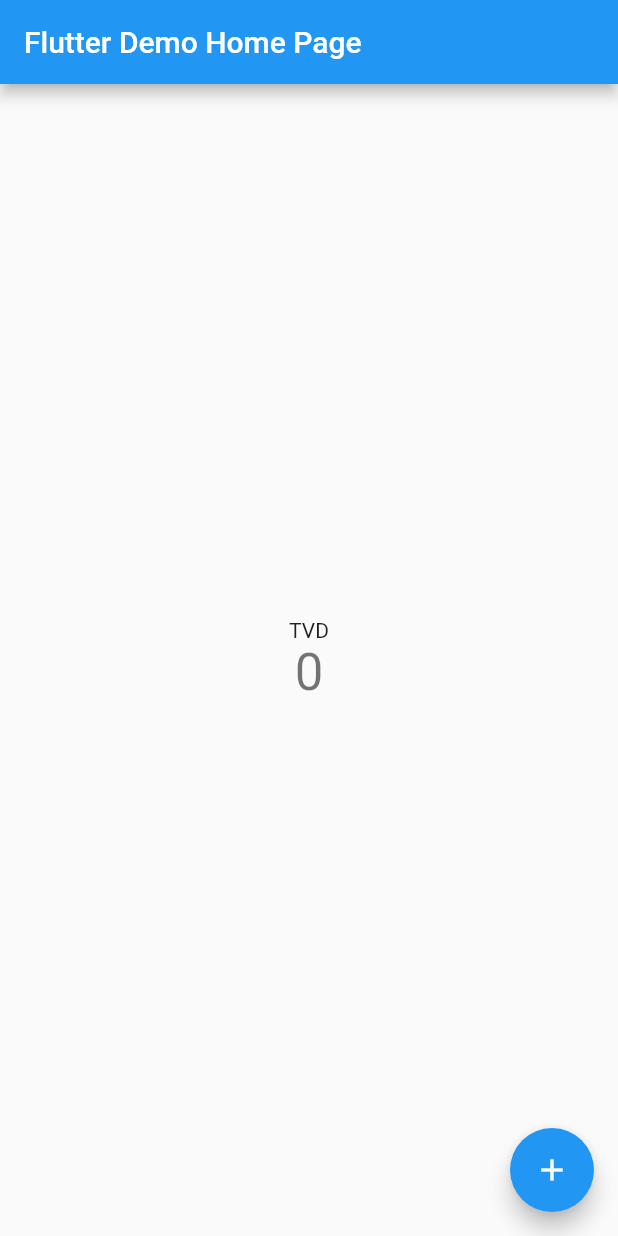
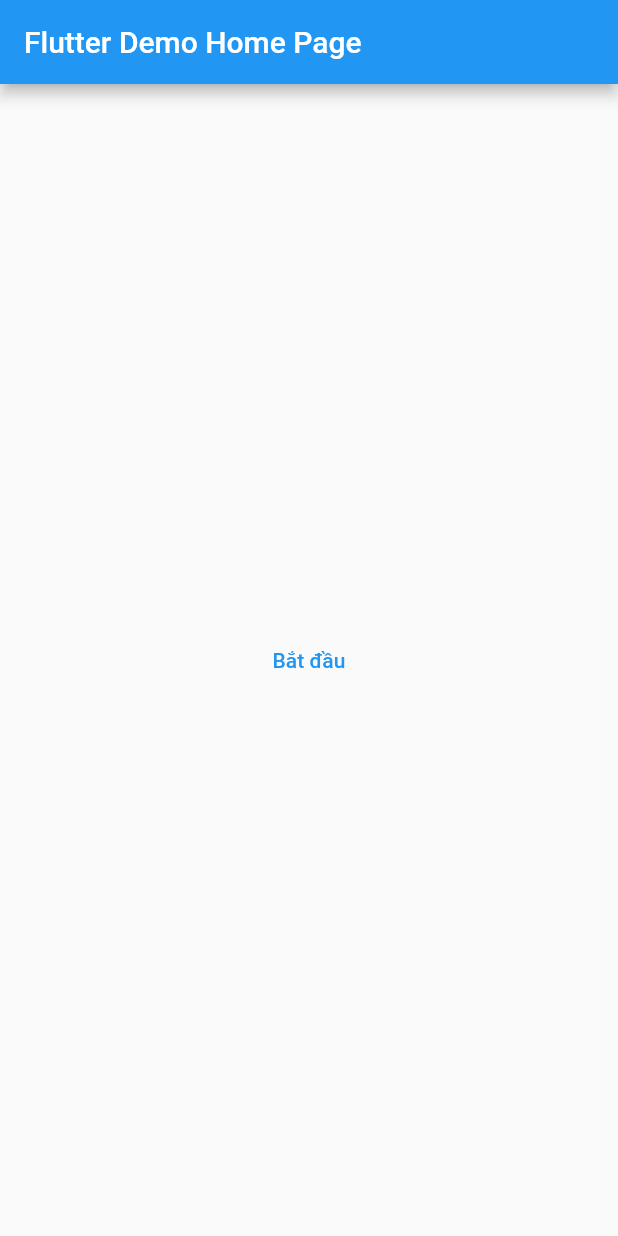
Before and after one commit to TVD98/funny_math_game, a Flutter app: the screen it shows after launch, on a phone screen of 412 x 824 dp. Run offline on Flutter 3.47's test engine with Material 2 defaults, Android fonts, the phone set to English and light mode, and no system bars.

Commit message:
add start button

```diff
--- a/lib/main.dart
+++ b/lib/main.dart
@@ -78,38 +78,14 @@ class _MyHomePageState extends State<MyHomePage> {
       body: Center(
         // Center is a layout widget. It takes a single child and positions it
         // in the middle of the parent.
-        child: Column(
-          // Column is also a layout widget. It takes a list of children and
-          // arranges them vertically. By default, it sizes itself to fit its
-          // children horizontally, and tries to be as tall as its parent.
-          //
-          // Invoke "debug painting" (press "p" in the console, choose the
-          // "Toggle Debug Paint" action from the Flutter Inspector in Android
-          // Studio, or the "Toggle Debug Paint" command in Visual Studio Code)
-          // to see the wireframe for each widget.
-          //
-          // Column has various properties to control how it sizes itself and
-          // how it positions its children. Here we use mainAxisAlignment to
-          // center the children vertically; the main axis here is the vertical
-          // axis because Columns are vertical (the cross axis would be
-          // horizontal).
-          mainAxisAlignment: MainAxisAlignment.center,
-          children: <Widget>[
-            const Text(
-              'TVD',
-            ),
-            Text(
-              '$_counter',
-              style: Theme.of(context).textTheme.headline4,
-            ),
-          ],
-        ),
+        child: TextButton(
+          style: ButtonStyle(
+            foregroundColor: MaterialStateProperty.all<Color>(Colors.blue),
+          ),
+          onPressed: () { },
+          child: const Text('Bắt đầu'),
+        )
       ),
-      floatingActionButton: FloatingActionButton(
-        onPressed: _incrementCounter,
-        tooltip: 'Increment',
-        child: const Icon(Icons.add),
-      ), // This trailing comma makes auto-formatting nicer for build methods.
     );
   }
 }
```
